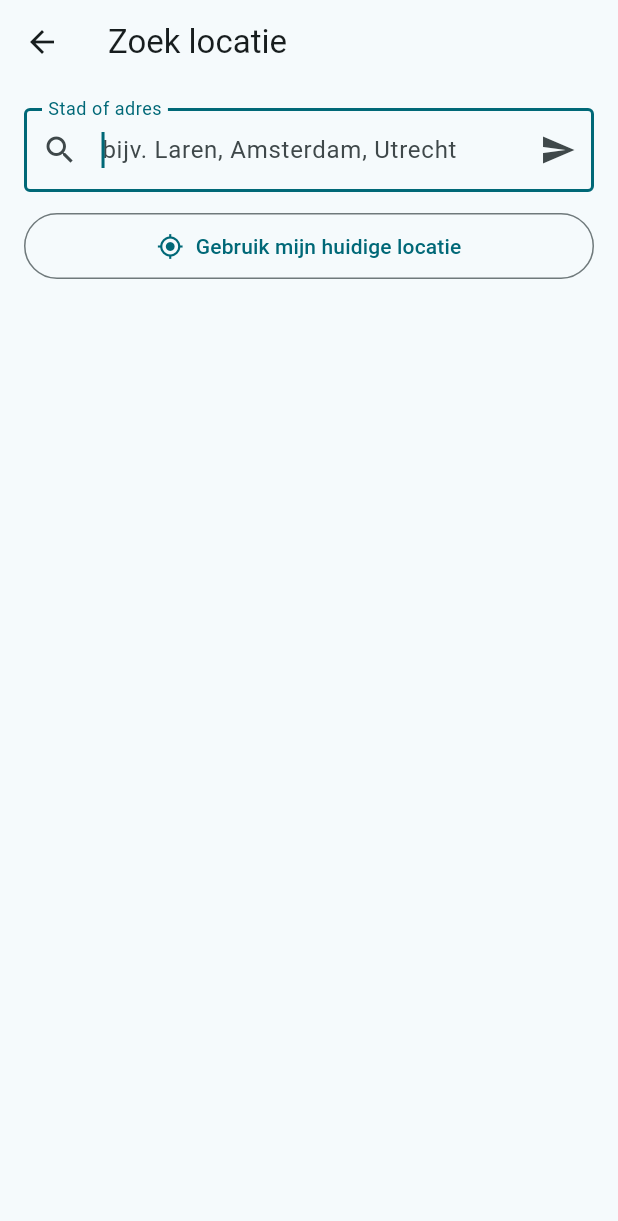
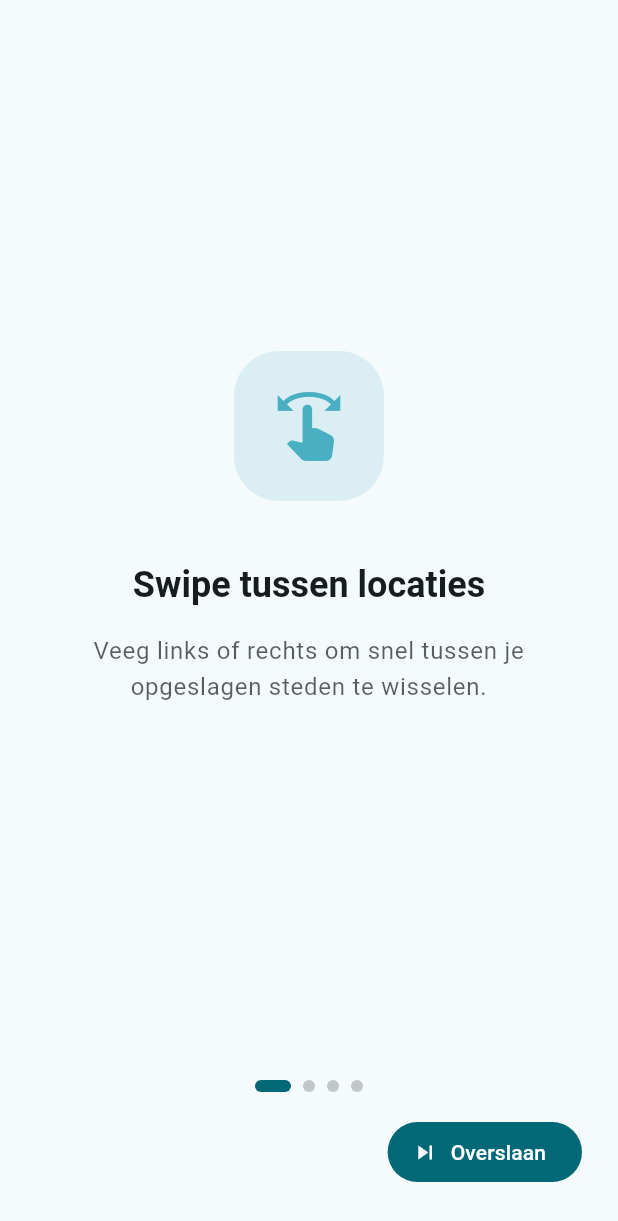
Before and after one commit to danield76799/Weerapp, a Flutter app: the screen it shows after launch, on a phone screen of 412 x 824 dp. Shown: the top 1221 px of the screen. Run offline on Flutter 3.47's test engine with Material 3 defaults, Android fonts, the phone set to English and light mode, and no system bars; our stand-ins replace dio, flutter_local_notifications, flutter_map, flutter_timezone, geocoding, geolocator and 3 more.

Commit message:
feat: #16 rain notificaties + #20 regendiagram + #14 eerstekeer onboarding

```diff
--- /dev/null
+++ b/lib/screens/onboarding_screen.dart
@@ -0,0 +1,174 @@
+import 'package:flutter/material.dart';
+import 'package:shared_preferences/shared_preferences.dart';
+
+/// Eerste keer onboarding — uitleg over swipe, instellingen en features
+class OnboardingScreen extends StatefulWidget {
+  const OnboardingScreen({super.key});
+
+  @override
+  State<OnboardingScreen> createState() => _OnboardingScreenState();
+}
+
+class _OnboardingScreenState extends State<OnboardingScreen> {
+  final _controller = PageController();
+  int _page = 0;
+
+  final _pages = [
+    _OnboardPage(
+      icon: Icons.swipe,
+      iconColor: const Color(0xFF49AFC2),
+      title: 'Swipe tussen locaties',
+      body: 'Veeg links of rechts om snel tussen je opgeslagen steden te wisselen.',
+    ),
+    _OnboardPage(
+      icon: Icons.tune,
+      iconColor: const Color(0xFFFF9800),
+      title: 'Pas het aan',
+      body: 'Activeer alleen de weer kaarten die je nuttig vindt in de instellingen.',
+    ),
+    _OnboardPage(
+      icon: Icons.notifications_active,
+      iconColor: const Color(0xFF4CAF50),
+      title: 'Blijf op de hoogte',
+      body: 'Ontvang eenMelding bij regen, hitte of een hoge UV-index.',
+    ),
+    _OnboardPage(
+      icon: Icons.cloud_queue,
+      iconColor: const Color(0xFF7E57C2),
+      title: 'Klaar voor het weer',
+      body: 'Voeg je eerste stad toe of gebruik je huidige locatie om te beginnen.',
+    ),
+  ];
+
+  @override
+  void dispose() {
+    _controller.dispose();
+    super.dispose();
+  }
+
+  Future<void> _finish() async {
+    final prefs = await SharedPreferences.getInstance();
+    await prefs.setBool('onboarding_seen', true);
+    if (!mounted) return;
+    Navigator.of(context).pushReplacementNamed('/home');
+  }
+
+  @override
+  Widget build(BuildContext context) {
+    return Scaffold(
+      body: SafeArea(
+        child: Column(
+          children: [
+            Expanded(
+              child: PageView.builder(
+                controller: _controller,
+                itemCount: _pages.length,
+                onPageChanged: (i) => setState(() => _page = i),
+                itemBuilder: (context, i) => _pages[i],
+              ),
+            ),
+            // Dots
+            Row(
+              mainAxisAlignment: MainAxisAlignment.center,
+              children: List.generate(
+                _pages.length,
+                (i) => AnimatedContainer(
+                  duration: const Duration(milliseconds: 200),
+                  margin: const EdgeInsets.symmetric(horizontal: 4, vertical: 16),
+                  width: _page == i ? 24 : 8,
+                  height: 8,
+                  decoration: BoxDecoration(
+                    color: _page == i
+                        ? Theme.of(context).colorScheme.primary
+                        : Theme.of(context).colorScheme.onSurface.withAlpha(60),
+                    borderRadius: BorderRadius.circular(4),
+                  ),
+                ),
+              ),
+            ),
+            // Buttons
+            Padding(
+              padding: const EdgeInsets.fromLTRB(24, 0, 24, 32),
+              child: Row(
+                children: [
+                  if (_page > 0)
+                    TextButton(
+                      onPressed: () {
+                        _controller.previousPage(
+                            duration: const Duration(milliseconds: 250),
+                            curve: Curves.easeInOut);
+                      },
+                      child: const Text('Terug'),
+                    )
+                  else
+                    const Spacer(),
+                  FilledButton.icon(
+                    onPressed: _finish,
+                    icon: Icon(_page == _pages.length - 1
+                        ? Icons.check
+                        : Icons.skip_next),
+                    label: Text(_page == _pages.length - 1 ? 'Beginnen' : 'Overslaan'),
+                  ),
+                ],
+              ),
+            ),
+          ],
+        ),
+      ),
+    );
+  }
+}
+
+class _OnboardPage extends StatelessWidget {
+  final IconData icon;
+  final Color iconColor;
+  final String title;
+  final String body;
+
+  const _OnboardPage({
+    required this.icon,
+    required this.iconColor,
+    required this.title,
+    required this.body,
+  });
+
+  @override
+  Widget build(BuildContext context) {
+    final theme = Theme.of(context);
+    return Padding(
+      padding: const EdgeInsets.all(40),
+      child: Column(
+        mainAxisAlignment: MainAxisAlignment.center,
+        children: [
+          Container(
+            width: 100,
+            height: 100,
+            decoration: BoxDecoration(
+              color: iconColor.withAlpha(40),
+              borderRadius: BorderRadius.circular(30),
+            ),
+            child: Icon(icon, size: 50, color: iconColor),
+          ),
+          const SizedBox(height: 40),
+          Text(
+            title,
+            style: theme.textTheme.headlineSmall?.copyWith(
+              fontWeight: FontWeight.w700,
+              color: theme.colorScheme.onSurface,
+            ),
+            textAlign: TextAlign.center,
+          ),
+          const SizedBox(height: 16),
+          Text(
+            body,
+            style: theme.textTheme.bodyLarge?.copyWith(
+              color: theme.colorScheme.onSurface.withAlpha(180),
+              height: 1.5,
+            ),
+            textAlign: TextAlign.center,
+          ),
+        ],
+      ),
+    );
+  }
+}
```
Also changed, not shown: lib/main.dart (+41 -1 lines), lib/services/weather_notification_service.dart (+46 -23 lines), lib/widgets/buien_card.dart (+90 -55 lines).
